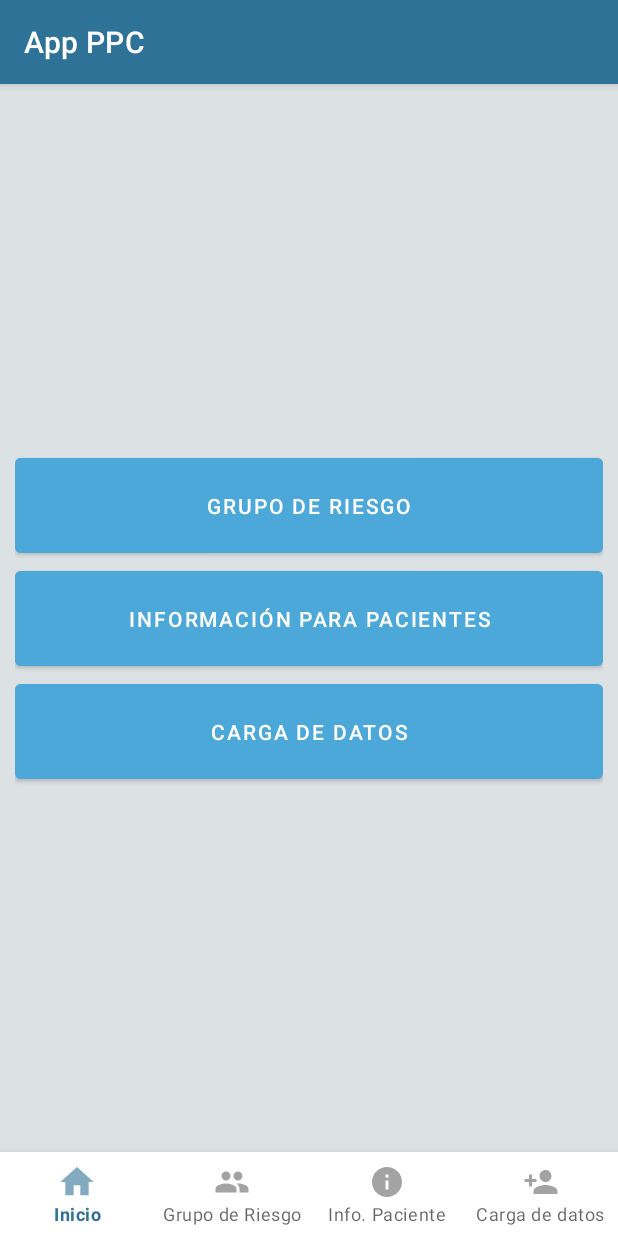
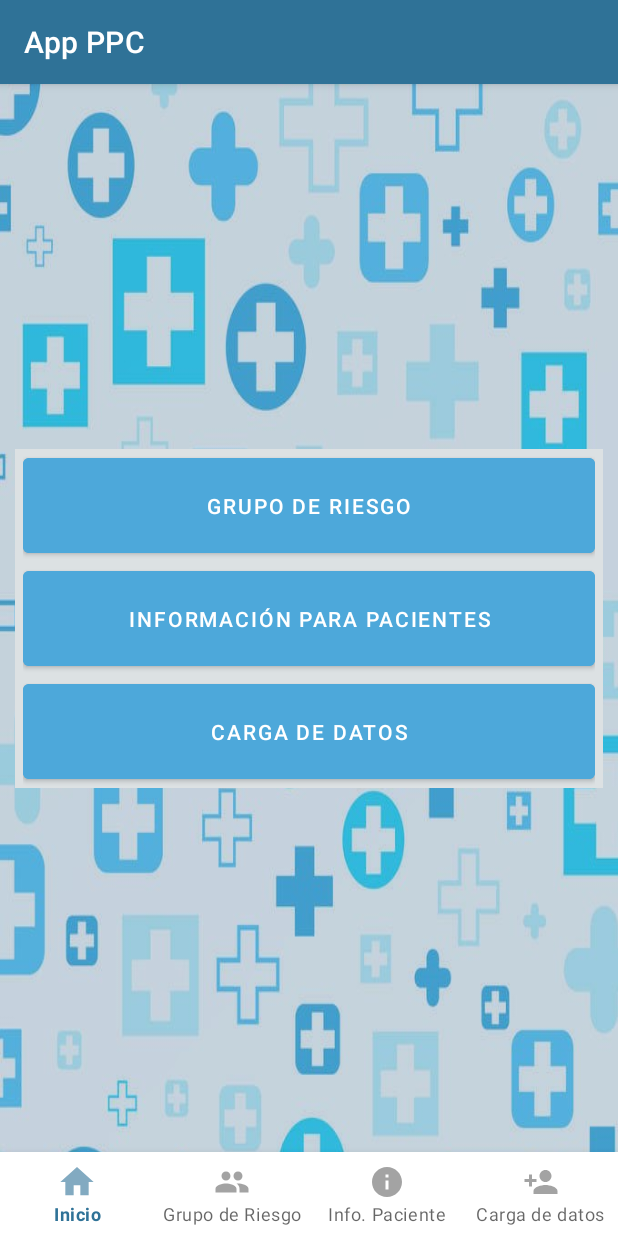
Before and after one commit to welopez/TP-Final-PPC-2021, an Android app: the screen it shows after launch (MainActivity), on a phone screen of 412 x 824 dp. Run offline under Robolectric (Android 15) with nearby library versions, the phone set to English and light mode, and no system bars.

Commit message:
Agregado de boton volver atras e imagenes de carga y error en screen5. Agregado de fondo en activity_main. Control sobre los inputs en activity4

```diff
--- a/app/src/main/res/layout/activity_main.xml
+++ b/app/src/main/res/layout/activity_main.xml
@@ -4,7 +4,7 @@
     xmlns:tools="http://schemas.android.com/tools"
     android:layout_width="match_parent"
     android:layout_height="match_parent"
-    android:background="@color/Lighter_Grey"
+    android:background="@drawable/fondo2"
     tools:context=".MainActivity">
 
     <!--<com.google.android.material.appbar.MaterialToolbar
@@ -22,10 +22,12 @@
         android:layout_height="wrap_content"
         android:orientation="vertical"
         android:layout_marginHorizontal="10dp"
+        android:paddingHorizontal="5dp"
         app:layout_constraintBottom_toTopOf="@+id/bottom_navigation"
         app:layout_constraintEnd_toEndOf="parent"
         app:layout_constraintStart_toStartOf="parent"
-        app:layout_constraintTop_toTopOf="parent">
+        app:layout_constraintTop_toTopOf="parent"
+        android:background="@color/Lighter_Grey">
 
         <Button
             android:id="@+id/button_gRiesgo"
--- a/app/src/main/res/layout/activity_screen4.xml
+++ b/app/src/main/res/layout/activity_screen4.xml
@@ -5,7 +5,8 @@
     android:layout_width="match_parent"
     android:layout_height="match_parent"
     android:background="@color/Lighter_Grey"
-    tools:context=".Screen4Activity">
+    tools:context=".Screen4Activity"
+    android:focusableInTouchMode="true">
 
     <!--<com.google.android.material.appbar.MaterialToolbar
         android:id="@+id/toolbar"
--- a/app/src/main/res/layout/activity_screen5.xml
+++ b/app/src/main/res/layout/activity_screen5.xml
@@ -16,7 +16,7 @@
         app:layout_constraintEnd_toEndOf="parent"
         app:layout_constraintStart_toStartOf="parent"
         app:layout_constraintTop_toTopOf="parent"
-        app:srcCompat="@drawable/covid" />
+        app:srcCompat="@drawable/cargando" />
 
     <Button
         android:id="@+id/buttonSend"
```
Also changed, not shown: app/src/main/java/com/example/ppc_tp_final_lopez/Screen4Activity.java (+35 -1 lines), app/src/main/java/com/example/ppc_tp_final_lopez/Screen5Activity.java (+22 -1 lines), app/src/main/res/drawable-hdpi/cargando.jpg (added), app/src/main/res/drawable-hdpi/error.jpg (added), app/src/main/res/drawable-hdpi/fondo2.jpg (added).
